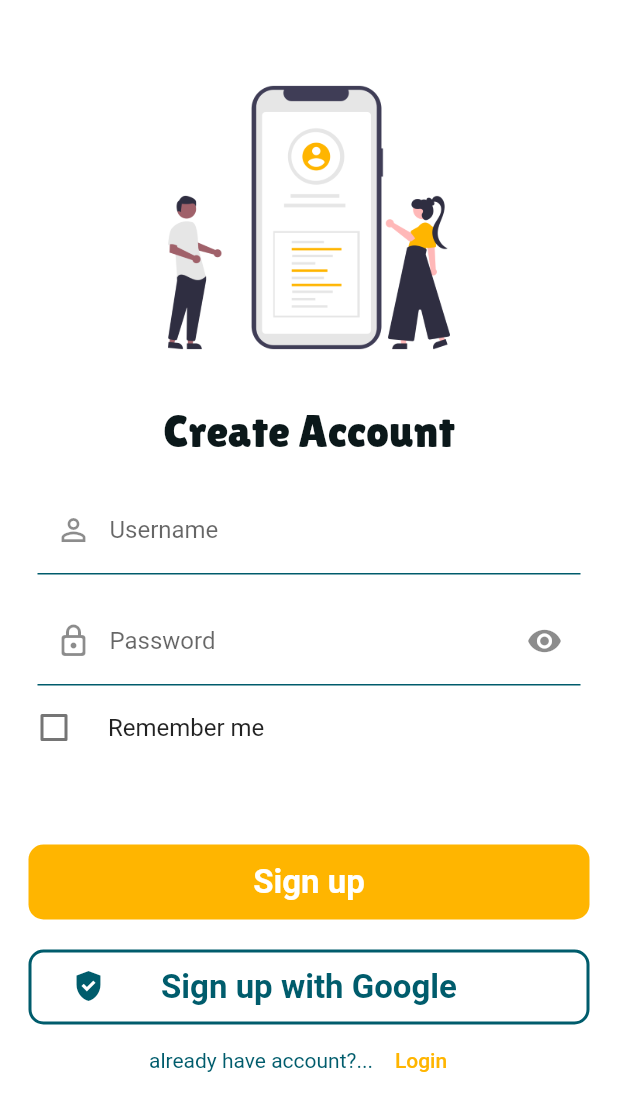
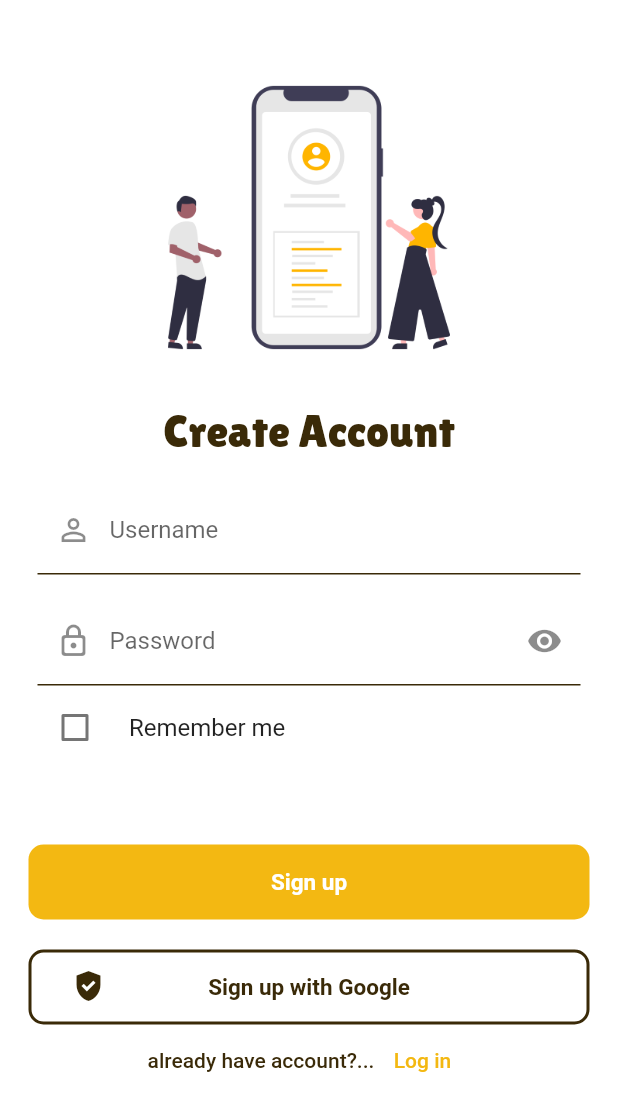
Before and after one commit to Yusfgus/Ecommerce_app, a Flutter app: the screen it shows after launch, after a tap on "Login", after a tap on "Sign up", on a phone screen of 412 x 824 dp. Shown: the top 1111 px of the screen. Run offline on Flutter 3.47's test engine with Material 2 defaults, Android fonts, the phone set to English and light mode, and no system bars.

Commit message:
Updating colors

```diff
--- a/lib/main.dart
+++ b/lib/main.dart
@@ -1,4 +1,5 @@
 import 'package:flutter/material.dart';
+import 'package:nemo_app/modules/Register%20Screen/RegisterScreen.dart';
 import 'modules/Splash screen/SplashScreen.dart';
 
 
--- a/lib/modules/Login Page/LoginScreen.dart
+++ b/lib/modules/Login Page/LoginScreen.dart
@@ -50,7 +50,7 @@ class _RegisterScreenState extends State<LoginScreen> {
                 style: TextStyle(
                   fontSize: 30.0,
                   fontFamily: 'LilitaOne',
-                  color: Color(0xFF0B181A),
+                  color: Color(0xFF3A2A08),
                 ),
               ),
               SizedBox(
@@ -92,7 +92,11 @@ class _RegisterScreenState extends State<LoginScreen> {
                 },
                 sufIcon: isPassword ? Icons.visibility : Icons.visibility_off,
               ),
-              CheckboxListTile(
+              Padding(
+                padding: const EdgeInsetsDirectional.only(
+                  start: 14.0,
+                ),
+                child: CheckboxListTile(
                   title: const Text("Remember me"),
                   value: isChecked,
                   onChanged: (bool? value) {
@@ -101,6 +105,7 @@ class _RegisterScreenState extends State<LoginScreen> {
                     });
                   },
                   controlAffinity: ListTileControlAffinity.leading,
+                ),
               ),
               SizedBox(
                 height: 60.0,
@@ -118,7 +123,7 @@ class _RegisterScreenState extends State<LoginScreen> {
                 text: 'Login',
                 textColor: Colors.white,
                 haveBorder: true,
-                containerColor: Color(0xFFFFB500),
+                containerColor: Color(0xFFF3B812),
               ),
               SizedBox(
                 height: 10.0,
@@ -129,7 +134,8 @@ class _RegisterScreenState extends State<LoginScreen> {
                   Text(
                     'Does not have account?...',
                     style: TextStyle(
-                      color: Color(0xFF005C6C),
+                      color: Color(0xFF3A2A08),
+                      fontWeight: FontWeight.w500,
                     ),
                   ),
                   TextButton(
@@ -141,7 +147,7 @@ class _RegisterScreenState extends State<LoginScreen> {
                       },
                       child: Text(
                         'Sign up',
-                        style: TextStyle(color: Color(0xFFFFB500)),
+                        style: TextStyle(color: Color(0xFFF3B812)),
                       )),
                 ],
               ),
--- a/lib/modules/Register Screen/RegisterScreen.dart
+++ b/lib/modules/Register Screen/RegisterScreen.dart
@@ -48,7 +48,7 @@ class _RegisterScreenState extends State<RegisterScreen> {
                 style: TextStyle(
                   fontSize: 30.0,
                   fontFamily: 'LilitaOne',
-                  color: Color(0xFF0B181A),
+                  color: Color(0xFF3A2A08),
                 ),
               ),
               SizedBox(
@@ -90,7 +90,11 @@ class _RegisterScreenState extends State<RegisterScreen> {
                 },
                 sufIcon: isPassword ? Icons.visibility : Icons.visibility_off,
               ),
-              CheckboxListTile(
+              Padding(
+                padding: const EdgeInsetsDirectional.only(
+                  start: 14.0,
+                ),
+                child: CheckboxListTile(
                   title: const Text("Remember me"),
                   value: isChecked,
                   onChanged: (bool? value) {
@@ -99,6 +103,7 @@ class _RegisterScreenState extends State<RegisterScreen> {
                     });
                   },
                   controlAffinity: ListTileControlAffinity.leading,
+                ),
               ),
               SizedBox(
                 height: 50.0,
@@ -113,7 +118,7 @@ class _RegisterScreenState extends State<RegisterScreen> {
                 text: 'Sign up',
                 textColor: Colors.white,
                 haveBorder: true,
-                containerColor: Color(0xFFFFB500),
+                containerColor: Color(0xFFF3B812),
               ),
               SizedBox(
                 height: 20.0,
@@ -122,10 +127,10 @@ class _RegisterScreenState extends State<RegisterScreen> {
               defaultMaterialButton(
                 valid: () {},
                 text: 'Sign up with Google',
-                borderColor: Color(0xFF005C6C),
+                borderColor: Color(0xFF3A2A08),
                 containerColor: Colors.white,
                 haveBorder: true,
-                textColor: Color(0xFF005C6C),
+                textColor:Color(0xFF3A2A08),
                 isGoogle: true,
               ),
               Row(
@@ -134,7 +139,8 @@ class _RegisterScreenState extends State<RegisterScreen> {
                   Text(
                     'already have account?...',
                     style: TextStyle(
-                      color: Color(0xFF005C6C),
+                      color:Color(0xFF3A2A08),
+                      fontWeight: FontWeight.w500,
                     ),
                   ),
                   TextButton(
@@ -145,8 +151,8 @@ class _RegisterScreenState extends State<RegisterScreen> {
                                 builder: (context) => LoginScreen()));
                       },
                       child: Text(
-                        'Login',
-                        style: TextStyle(color: Color(0xFFFFB500)),
+                        'Log in',
+                        style: TextStyle(color: Color(0xFFF3B812)),
                       )),
                 ],
               ),
--- a/lib/modules/Splash screen/SplashScreen.dart
+++ b/lib/modules/Splash screen/SplashScreen.dart
@@ -25,7 +25,7 @@ class _SplashScreenState extends State<SplashScreen> {
         padding: const EdgeInsets.all(8.0),
         child: Container(
           decoration: BoxDecoration(
-            color: Color(0xFFFFB500),
+            color: Color(0xFFF3B812),//F3B812
             borderRadius: BorderRadius.circular(40.0),
             boxShadow: [
               BoxShadow(
@@ -44,7 +44,7 @@ class _SplashScreenState extends State<SplashScreen> {
                   'Nemo',
                   style: TextStyle(
                     // fontWeight: FontWeight.bold,
-                    color: Colors.white,
+                    color: Color(0xFF3A2A08),
                     fontSize: 96.0,
                     fontFamily: 'LilitaOne',
                   ),
--- a/lib/modules/welcome Screen/WelcomeScreen.dart
+++ b/lib/modules/welcome Screen/WelcomeScreen.dart
@@ -60,10 +60,10 @@ class WelcomeScreen extends StatelessWidget {
                             builder: (context) => RegisterScreen()));
                   },
                   text: 'Sign up',
-                  borderColor: Color(0xFF005C6C),
+                  borderColor: Color(0xFF3A2A08),
                   containerColor: Colors.white,
                   haveBorder: true,
-                  textColor:  Color(0xFF005C6C),
+                  textColor: Color(0xFF3A2A08),
                 ),
                 SizedBox(
                   height: 20.0,
--- a/lib/shared/components/components.dart
+++ b/lib/shared/components/components.dart
@@ -8,7 +8,7 @@ Widget defaultMaterialButton({
   bool haveBorder = false,
   bool isGoogle = false,
   Color borderColor = Colors.transparent,
-  Color containerColor = const Color(0xFFFFB500),
+  Color containerColor = const Color(0xFFF3B812),
   Color textColor = Colors.black,
   required Function()? valid,
   // required void Function() function,
@@ -38,7 +38,7 @@ Widget defaultMaterialButton({
               child: Text(
                 text,
                 style: TextStyle(
-                  fontSize: 22.0,
+                  fontSize: 15.0,
                   fontWeight: FontWeight.bold,
                   color: textColor,
                 ),
@@ -54,7 +54,7 @@ Widget defaultMaterialButton({
                     ),
                     child: Icon(
                       Icons.gpp_good_sharp,
-                      color: Color(0xFF005C6C),
+                      color: Color(0xFF3A2A08),
                     ),
                   )
                 : Container(),
@@ -101,7 +101,7 @@ Widget defaultTextFormField({
           ),
           enabledBorder: UnderlineInputBorder(
             borderSide: BorderSide(
-              color: Color(0xFF005C6C),
+              color: Color(0xFF3A2A08),
             ),
           ),
         ),
@@ -118,10 +118,12 @@ void showAlertDialog({
     builder: (BuildContext context) {
       return Container(
         decoration: BoxDecoration(
-          borderRadius: BorderRadius.circular(15.0),
+          borderRadius: BorderRadius.circular(25.0),
         ),
+        child: Container(
+          height: 100,
           child: AlertDialog(
-          title: Text('Hint'),
+            title: Text('Warning'),
             content: Text(label),
             actions: [
               Center(
@@ -129,7 +131,7 @@ void showAlertDialog({
                   width: 120.0,
                   height: 40.0,
                   decoration: BoxDecoration(
-                  color: Color(0xFF005C6C),
+                    color: Color(0xFF3A2A08),
                     borderRadius: BorderRadius.circular(15.0),
                   ),
                   child: MaterialButton(
@@ -152,6 +154,7 @@ void showAlertDialog({
               ),
             ],
           ),
+        ),
       );
     },
   );
```
Lines whose indentation alone changed are shown as unchanged.
